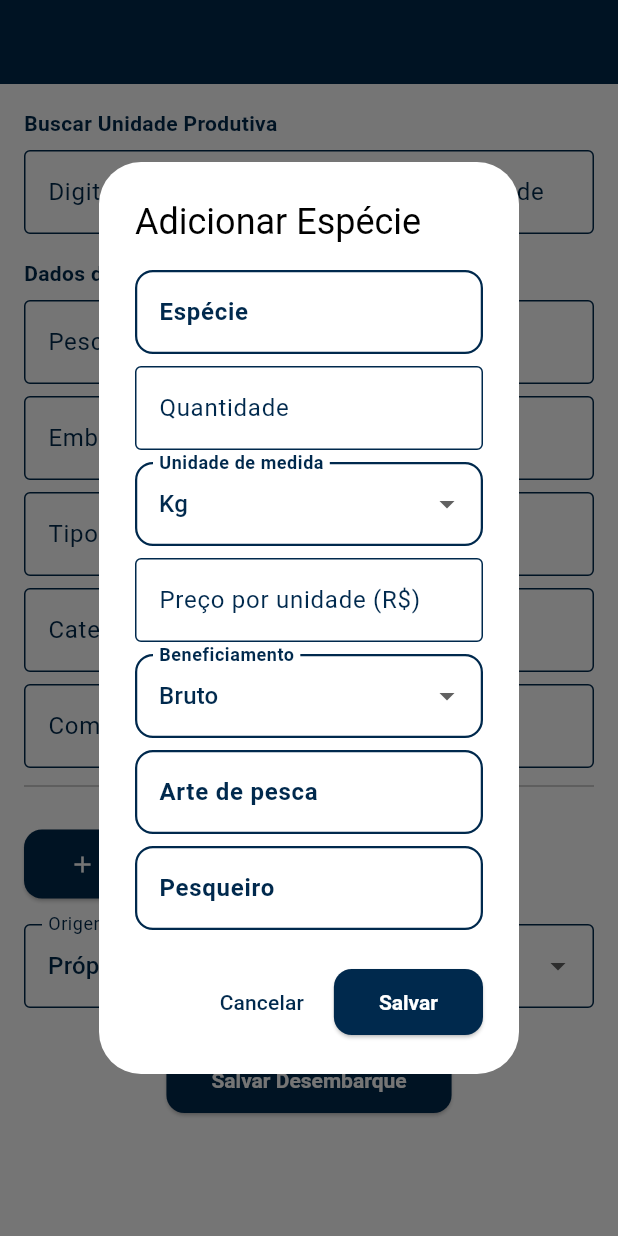
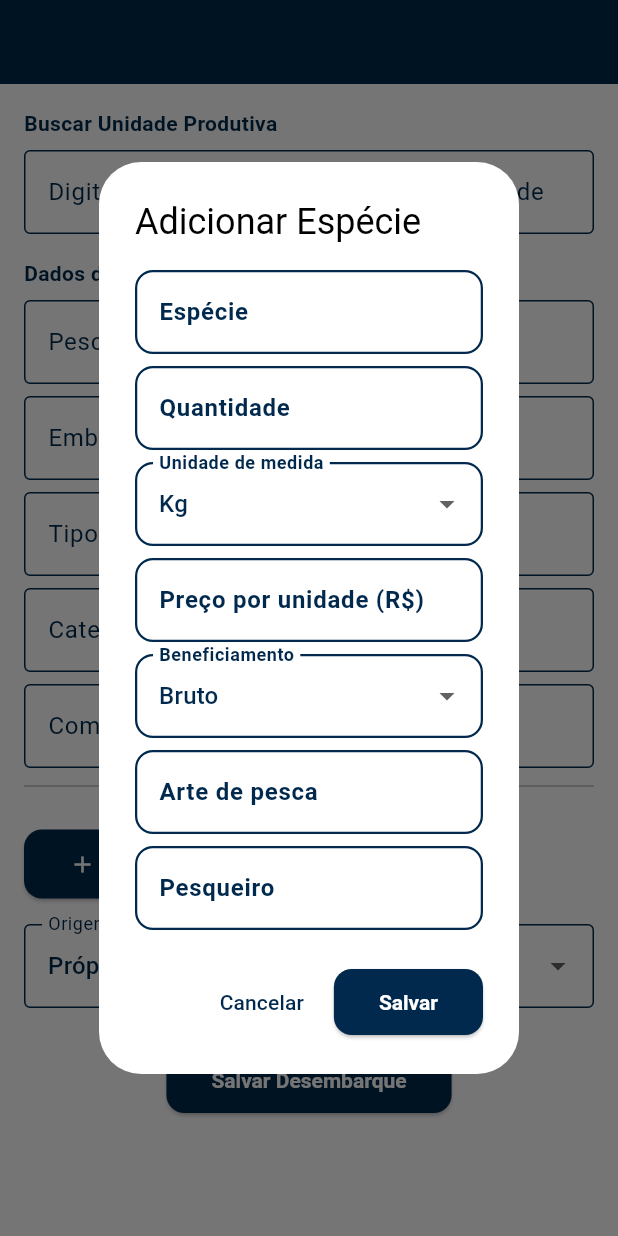
Before and after one commit to zh-marinauta/marinauta_app, a Flutter app: the ColetaScreen screen opened by its route, after a tap on "Adicionar Espécie", on a phone screen of 412 x 824 dp. Run offline on Flutter 3.47's test engine with Material 3 defaults, Android fonts, the light colour scheme and no system bars; our stand-ins replace cloud_firestore, firebase_auth, firebase_core, google_sign_in; accounts and stored records are empty; generated files the repository leaves out were written again.

Commit message:
versao - OK_2!

```diff
--- a/lib/screens/coleta_screen.dart
+++ b/lib/screens/coleta_screen.dart
@@ -1,6 +1,6 @@
 import 'dart:async';
 import 'package:flutter/material.dart';
-import 'package:flutter/services.dart';
+import 'package:flutter/services.dart'; // <--- ADICIONE ESTA LINHA
 import 'package:cloud_firestore/cloud_firestore.dart';
 import 'package:intl/intl.dart';
 
@@ -38,17 +38,12 @@
       TextEditingController();
   final TextEditingController _comunidadeController = TextEditingController();
 
-  // Estado
   String? unidadeProdutivaSelecionada;
   String? unidadeProdutivaId;
   String origemProducao = "Própria";
-  bool _salvando = false;
 
   List<Map<String, dynamic>> especiesRegistradas = [];
   List<Map<String, dynamic>> sugestoesUnidades = [];
-
-  // Debounce para busca
-  Timer? _debounce;
 
   @override
   void initState() {
@@ -59,56 +54,22 @@
     _localController.text = widget.entreposto;
   }
 
-  // ========= Helpers =========
-
-  String _buildUP({
-    required String nome,
-    required String barco,
-    required String tipo,
-    required String categoria,
-    required String comunidade,
-  }) => "$nome - $barco - $tipo - $categoria - $comunidade";
-
-  double _toDouble(String v) {
-    final s = v.replaceAll('.', '').replaceAll(',', '.');
-    return double.tryParse(s) ?? 0.0;
-  }
-
-  void _showErrorSnack(String msg) {
-    if (!mounted) return;
-    ScaffoldMessenger.of(context).showSnackBar(SnackBar(content: Text(msg)));
-  }
-
-  // ========= Busca UP (indexada) =========
+  // 🔹 Busca unidades produtivas existentes
   Future<void> _buscarUnidadesProdutivas(String termo) async {
-    if (termo.length < 3) {
-      setState(() => sugestoesUnidades = []);
-      return;
-    }
-    final termoLower = termo.toLowerCase();
-    try {
-      final query = await _firestore
-          .collection('unidades_produtivas')
-          .where('unidade_produtiva_busca', isGreaterThanOrEqualTo: termoLower)
+    if (termo.length < 3) return;
+    final query = await _firestore.collection('unidades_produtivas').get();
+    final resultados = query.docs
         .where(
-            'unidade_produtiva_busca',
-            isLessThan:
-                '$termoLower'
-                'z',
+          (d) => d['unidade_produtiva'].toString().toLowerCase().contains(
+            termo.toLowerCase(),
+          ),
         )
-          .limit(20)
-          .get();
-
-      final resultados = query.docs
         .map((d) => {'id': d.id, ...d.data()})
-          .cast<Map<String, dynamic>>()
         .toList();
 
-      setState(() => sugestoesUnidades = resultados);
-    } catch (e) {
-      debugPrint('Erro na busca de UP: $e');
-      _showErrorSnack('Falha ao buscar unidades produtivas.');
-    }
+    setState(() {
+      sugestoesUnidades = resultados.cast<Map<String, dynamic>>();
+    });
   }
 
   void _selecionarUnidade(Map<String, dynamic> unidade) {
@@ -126,12 +87,11 @@
     });
   }
 
-  // ========= Versionamento brando =========
+  // 🔹 Snapshot da versão anterior (como antes)
   Future<void> _snapshotVersaoAnterior(
     String docId,
     Map<String, dynamic> dados,
   ) async {
-    try {
     final versaoAtual = (dados['versao'] ?? 1) as int;
     await _firestore
         .collection('unidades_produtivas')
@@ -142,13 +102,9 @@
           'dados': dados,
           'salvo_em': DateTime.now().toIso8601String(),
         });
-    } catch (e) {
-      debugPrint('Erro ao salvar snapshot: $e');
-      _showErrorSnack('Não foi possível salvar o histórico da unidade.');
-    }
   }
 
-  // ========= Criar/Atualizar UP =========
+  // 🔹 Atualização branda de unidades produtivas (mantém versão branda)
   Future<void> _verificarOuAtualizarUnidadeProdutiva() async {
     final nome = _pescadorController.text.trim();
     final barco = _embarcacaoController.text.trim();
@@ -156,17 +112,12 @@
     final categoria = _categoriaEmbarcacaoController.text.trim();
     final comunidade = _comunidadeController.text.trim();
 
-    final upConcat = _buildUP(
-      nome: nome,
-      barco: barco,
-      tipo: tipo,
-      categoria: categoria,
-      comunidade: comunidade,
-    );
+    // 🔹 Novo formato de concatenação (agora inclui categoria)
+    final upConcat = "$nome - $barco - $tipo - $categoria - $comunidade";
     final upConcatBusca = upConcat.toLowerCase();
 
     try {
-      // Nova UP
+      // 🔸 Caso seja uma nova unidade produtiva
       if (unidadeProdutivaId == null) {
         final created = await _firestore.collection('unidades_produtivas').add({
           'unidade_produtiva': upConcat,
@@ -188,7 +139,7 @@
         return;
       }
 
-      // UP existente
+      // 🔸 Caso já exista, verificamos se precisa atualizar ou criar nova
       final docRef = _firestore
           .collection('unidades_produtivas')
           .doc(unidadeProdutivaId);
@@ -205,15 +156,18 @@
       bool willUpdate = false;
       bool willCreateNew = false;
 
+      // 🔹 Alterações significativas (cria nova versão)
       final changedCore =
           (atualNome.isNotEmpty && atualNome != nome) ||
           (atualBarco.isNotEmpty && atualBarco != barco) ||
           (atualTipo.isNotEmpty && atualTipo != tipo);
 
+      // 🔹 Mudanças complementares (categoria, comunidade)
       final changedCompl =
           (atualCat.isNotEmpty && atualCat != categoria) ||
           (atualCom.isNotEmpty && atualCom != comunidade);
 
+      // 🔹 Campos antes vazios agora preenchidos (atualização leve)
       final filledEmpty =
           (atualTipo.isEmpty && tipo.isNotEmpty) ||
           (atualCat.isEmpty && categoria.isNotEmpty) ||
@@ -225,6 +179,7 @@
         willUpdate = true;
       }
 
+      // 🔸 Cria nova unidade se houve alteração estrutural
       if (willCreateNew) {
         await _firestore.collection('unidades_produtivas').add({
           'unidade_produtiva': upConcat,
@@ -240,7 +195,9 @@
           'versao': 1,
           'criado_em': DateTime.now().toIso8601String(),
         });
-      } else if (willUpdate) {
+      }
+      // 🔸 Atualiza a existente se apenas campos vazios foram preenchidos
+      else if (willUpdate) {
         await _snapshotVersaoAnterior(doc.id, dados);
         final versaoNova = (dados['versao'] ?? 1) + 1;
         await docRef.update({
@@ -256,25 +213,24 @@
 
       unidadeProdutivaSelecionada = upConcat;
     } catch (e) {
-      debugPrint('Erro ao verificar/atualizar UP: $e');
-      _showErrorSnack('Falha ao atualizar/criar a unidade produtiva.');
+      debugPrint('Erro ao verificar/atualizar unidade produtiva: $e');
     }
   }
 
-  // ========= Salvar desembarque =========
+  // 🔹 Salvar desembarque
   Future<void> _salvarDesembarque() async {
     if (especiesRegistradas.isEmpty) {
-      _showErrorSnack('Adicione ao menos uma espécie.');
+      ScaffoldMessenger.of(context).showSnackBar(
+        const SnackBar(content: Text('Adicione ao menos uma espécie.')),
+      );
       return;
     }
 
-    setState(() => _salvando = true);
-    try {
     await _verificarOuAtualizarUnidadeProdutiva();
 
     final novoDesembarque = {
-        'data': _dataController.text, // exibição
-        'hora': _horaController.text, // exibição
+      'data': _dataController.text,
+      'hora': _horaController.text,
       'coletor': widget.coletorEmail,
       'municipio': widget.municipio,
       'entreposto': widget.entreposto,
@@ -286,29 +242,21 @@
       'categoria_embarcacao': _categoriaEmbarcacaoController.text,
       'comunidade': _comunidadeController.text,
       'origem_producao': origemProducao,
-        // Técnico para filtros/ordenação:
       'timestamp': FieldValue.serverTimestamp(),
       'especies': especiesRegistradas,
     };
 
     await _firestore.collection('desembarques').add(novoDesembarque);
 
-      if (!mounted) return;
     ScaffoldMessenger.of(context).showSnackBar(
       const SnackBar(content: Text('✅ Desembarque salvo com sucesso!')),
     );
 
     await Future.delayed(const Duration(milliseconds: 600));
-      if (mounted) Navigator.pushReplacementNamed(context, '/dashboard');
-    } catch (e) {
-      debugPrint('Erro ao salvar desembarque: $e');
-      _showErrorSnack('Falha ao salvar desembarque. Tente novamente.');
-    } finally {
-      if (mounted) setState(() => _salvando = false);
-    }
+    if (context.mounted) Navigator.pushReplacementNamed(context, '/dashboard');
   }
 
-  // ========= UI =========
+  // 🔹 Interface
   @override
   Widget build(BuildContext context) {
     const azul = Color(0xFF00294D);
@@ -341,12 +289,7 @@
                   borderSide: BorderSide(color: azul),
                 ),
               ),
-              onChanged: (txt) {
-                _debounce?.cancel();
-                _debounce = Timer(const Duration(milliseconds: 300), () {
-                  _buscarUnidadesProdutivas(txt);
-                });
-              },
+              onChanged: _buscarUnidadesProdutivas,
             ),
             if (sugestoesUnidades.isNotEmpty)
               Container(
@@ -356,22 +299,18 @@
                   borderRadius: BorderRadius.circular(8),
                   color: Colors.white,
                 ),
-                child: ListView.separated(
-                  shrinkWrap: true,
-                  physics: const NeverScrollableScrollPhysics(),
-                  itemCount: sugestoesUnidades.length,
-                  separatorBuilder: (_, __) =>
-                      const Divider(height: 1, color: Colors.black12),
-                  itemBuilder: (ctx, i) {
-                    final u = sugestoesUnidades[i];
-                    return ListTile(
+                child: Column(
+                  children: sugestoesUnidades
+                      .map(
+                        (u) => ListTile(
                           title: Text(
                             u['unidade_produtiva'],
                             style: TextStyle(color: azul),
                           ),
                           onTap: () => _selecionarUnidade(u),
-                    );
-                  },
+                        ),
+                      )
+                      .toList(),
                 ),
               ),
 
@@ -448,7 +387,6 @@
               icon: const Icon(Icons.add),
               label: const Text('Adicionar Espécie'),
             ),
-
             const SizedBox(height: 16),
             DropdownButtonFormField<String>(
               value: origemProducao,
@@ -469,25 +407,12 @@
               ),
               onChanged: (v) => setState(() => origemProducao = v!),
             ),
-
             const SizedBox(height: 24),
             Center(
               child: ElevatedButton(
-                onPressed: _salvando ? null : _salvarDesembarque,
+                onPressed: _salvarDesembarque,
                 style: ElevatedButton.styleFrom(backgroundColor: azul),
-                child: _salvando
-                    ? const Padding(
-                        padding: EdgeInsets.all(8.0),
-                        child: SizedBox(
-                          width: 22,
-                          height: 22,
-                          child: CircularProgressIndicator(
-                            strokeWidth: 2,
-                            color: Colors.white,
-                          ),
-                        ),
-                      )
-                    : const Text(
+                child: const Text(
                   'Salvar Desembarque',
                   style: TextStyle(color: Colors.white),
                 ),
@@ -505,16 +430,12 @@
     Color azul, {
     bool readOnly = false,
     VoidCallback? onTap,
-    TextInputType? keyboardType,
-    List<TextInputFormatter>? inputFormatters,
   }) {
     return TextField(
       controller: controller,
       style: TextStyle(color: azul),
       readOnly: readOnly,
       onTap: onTap,
-      keyboardType: keyboardType,
-      inputFormatters: inputFormatters,
       decoration: InputDecoration(
         labelText: label,
         labelStyle: TextStyle(color: azul),
@@ -529,45 +450,33 @@
   // ======================================
   Future<List<String>> _buscarSugestoes(String colecao, String termo) async {
     if (termo.length < 2) return [];
-    try {
     final snap = await _firestore.collection(colecao).get();
     return snap.docs
         .map((d) => d['nome'].toString())
         .where((n) => n.toLowerCase().contains(termo.toLowerCase()))
         .toList();
-    } catch (e) {
-      debugPrint('Erro ao buscar sugestões de $colecao: $e');
-      _showErrorSnack('Falha ao buscar sugestões.');
-      return [];
-    }
   }
 
   /// Garante que o item existe na coleção, criando se não existir.
   Future<void> _garantirRegistroColecao(String colecao, String nome) async {
-    final clean = nome.trim();
-    if (clean.isEmpty) return;
-    try {
+    if (nome.trim().isEmpty) return;
     final query = await _firestore
         .collection(colecao)
-          .where('nome', isEqualTo: clean)
+        .where('nome', isEqualTo: nome.trim())
         .limit(1)
         .get();
 
     if (query.docs.isEmpty) {
       await _firestore.collection(colecao).add({
-          'nome': clean,
+        'nome': nome.trim(),
         'ativo': true,
         'criado_em': DateTime.now().toIso8601String(),
       });
     }
-    } catch (e) {
-      debugPrint('Erro ao garantir registro em $colecao: $e');
-      _showErrorSnack('Falha ao registrar item em $colecao.');
-    }
   }
 
   // ======================================
-  // DIALOGO PARA ADICIONAR/EDITAR ESPÉCIE
+  // DIALOGO PARA ADICIONAR ESPÉCIE
   // ======================================
   Future<void> _mostrarDialogoAdicionarEspecie(
     BuildContext context, {
@@ -602,11 +511,11 @@
       builder: (ctx) => StatefulBuilder(
         builder: (ctx, setStateDialog) {
           return AlertDialog(
-            title: Text(index == null ? 'Adicionar Espécie' : 'Editar Espécie'),
+            title: const Text('Adicionar Espécie'),
             content: SingleChildScrollView(
               child: Column(
                 children: [
-                  // Espécie
+                  // Campo de Espécie
                   TextField(
                     controller: especieCtrl,
                     style: const TextStyle(color: azul),
@@ -626,34 +535,38 @@
                         border: Border.all(color: azul),
                         borderRadius: BorderRadius.circular(8),
                       ),
-                      child: ListView.separated(
-                        shrinkWrap: true,
-                        physics: const NeverScrollableScrollPhysics(),
-                        itemCount: sugestoesEspecie.length,
-                        separatorBuilder: (_, __) =>
-                            const Divider(height: 1, color: Colors.black12),
-                        itemBuilder: (_, i) => ListTile(
-                          title: Text(sugestoesEspecie[i]),
+                      child: Column(
+                        children: sugestoesEspecie
+                            .map(
+                              (s) => ListTile(
+                                title: Text(s),
                                 onTap: () {
-                            especieCtrl.text = sugestoesEspecie[i];
-                            setStateDialog(() => sugestoesEspecie.clear());
+                                  especieCtrl.text = s;
+                                  setStateDialog(
+                                    () => sugestoesEspecie.clear(),
+                                  );
                                 },
                               ),
+                            )
+                            .toList(),
                       ),
                     ),
                   const SizedBox(height: 8),
 
                   // Quantidade
-                  _buildTextField(
-                    'Quantidade',
-                    qtdCtrl,
-                    azul,
+                  TextField(
+                    controller: qtdCtrl,
+                    style: const TextStyle(color: azul),
                     keyboardType: const TextInputType.numberWithOptions(
                       decimal: true,
                     ),
                     inputFormatters: [
                       FilteringTextInputFormatter.allow(RegExp(r'[0-9.,]')),
                     ],
+                    decoration: const InputDecoration(
+                      labelText: 'Quantidade',
+                      border: OutlineInputBorder(),
+                    ),
                   ),
                   const SizedBox(height: 8),
 
@@ -672,16 +585,19 @@
                   const SizedBox(height: 8),
 
                   // Preço
-                  _buildTextField(
-                    'Preço por unidade (R\$)',
-                    precoCtrl,
-                    azul,
+                  TextField(
+                    controller: precoCtrl,
+                    style: const TextStyle(color: azul),
                     keyboardType: const TextInputType.numberWithOptions(
                       decimal: true,
                     ),
                     inputFormatters: [
                       FilteringTextInputFormatter.allow(RegExp(r'[0-9.,]')),
                     ],
+                    decoration: const InputDecoration(
+                      labelText: 'Preço por unidade (R\$)',
+                      border: OutlineInputBorder(),
+                    ),
                   ),
                   const SizedBox(height: 8),
 
@@ -719,19 +635,18 @@
                         border: Border.all(color: azul),
                         borderRadius: BorderRadius.circular(8),
                       ),
-                      child: ListView.separated(
-                        shrinkWrap: true,
-                        physics: const NeverScrollableScrollPhysics(),
-                        itemCount: sugestoesArte.length,
-                        separatorBuilder: (_, __) =>
-                            const Divider(height: 1, color: Colors.black12),
-                        itemBuilder: (_, i) => ListTile(
-                          title: Text(sugestoesArte[i]),
+                      child: Column(
+                        children: sugestoesArte
+                            .map(
+                              (s) => ListTile(
+                                title: Text(s),
                                 onTap: () {
-                            arteCtrl.text = sugestoesArte[i];
+                                  arteCtrl.text = s;
                                   setStateDialog(() => sugestoesArte.clear());
                                 },
                               ),
+                            )
+                            .toList(),
                       ),
                     ),
                   const SizedBox(height: 8),
@@ -756,19 +671,20 @@
                         border: Border.all(color: azul),
                         borderRadius: BorderRadius.circular(8),
                       ),
-                      child: ListView.separated(
-                        shrinkWrap: true,
-                        physics: const NeverScrollableScrollPhysics(),
-                        itemCount: sugestoesPesqueiro.length,
-                        separatorBuilder: (_, __) =>
-                            const Divider(height: 1, color: Colors.black12),
-                        itemBuilder: (_, i) => ListTile(
-                          title: Text(sugestoesPesqueiro[i]),
+                      child: Column(
+                        children: sugestoesPesqueiro
+                            .map(
+                              (s) => ListTile(
+                                title: Text(s),
                                 onTap: () {
-                            pesqueiroCtrl.text = sugestoesPesqueiro[i];
-                            setStateDialog(() => sugestoesPesqueiro.clear());
+                                  pesqueiroCtrl.text = s;
+                                  setStateDialog(
+                                    () => sugestoesPesqueiro.clear(),
+                                  );
                                 },
                               ),
+                            )
+                            .toList(),
                       ),
                     ),
                 ],
@@ -791,9 +707,9 @@
 
                   final especieData = {
                     'especie': especieCtrl.text.trim(),
-                    'quantidade': _toDouble(qtdCtrl.text),
+                    'quantidade': double.tryParse(qtdCtrl.text) ?? 0,
                     'unidade': unidade,
-                    'preco_unidade': _toDouble(precoCtrl.text),
+                    'preco_unidade': double.tryParse(precoCtrl.text) ?? 0,
                     'arte_pesca': arteCtrl.text.trim(),
                     'pesqueiro': pesqueiroCtrl.text.trim(),
                     'beneficiamento': beneficiamento,
@@ -832,7 +748,6 @@
     _tipoEmbarcacaoController.dispose();
     _categoriaEmbarcacaoController.dispose();
     _comunidadeController.dispose();
-    _debounce?.cancel();
     super.dispose();
   }
 }
```
Lines whose indentation alone changed are shown as unchanged.
